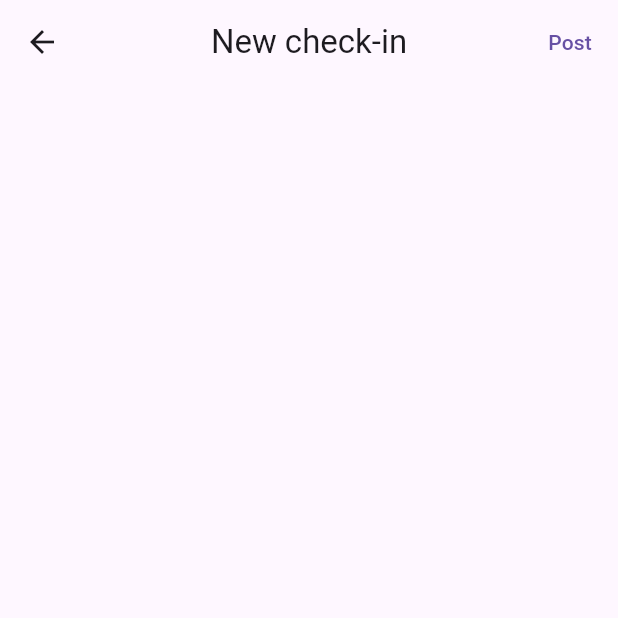
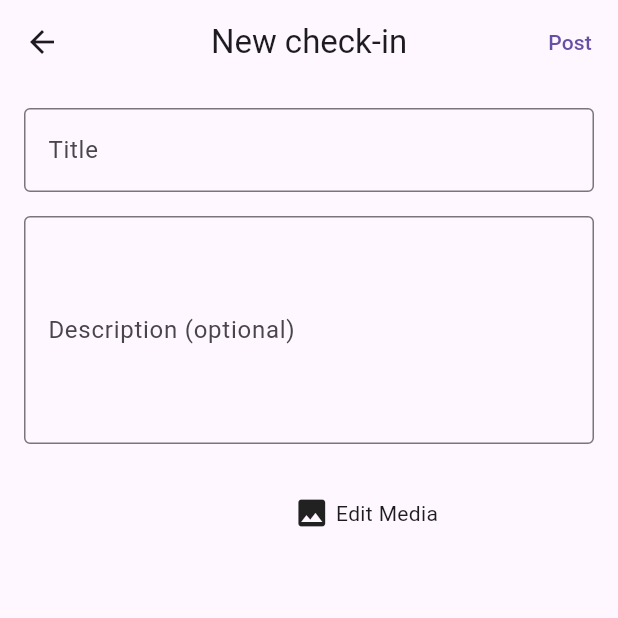
Before and after one commit to GreatApe77/jim-hats, a Flutter app: the NewCheckInPage screen opened by its route, on a phone screen of 412 x 824 dp, the top half of it. Run offline on Flutter 3.47's test engine with Material 3 defaults, Android fonts, the phone set to English and light mode, and no system bars; our stand-ins replace bloc, camera, flutter_bloc, get_it, image_picker and 1 more; missing offline and left inert: dart:ffi; accounts and stored records are empty.

Commit message:
wip check in page

```diff
--- a/jim_hats_mobile/lib/shared/ui/widgets/take_photo_widget/take_photo_widget.dart
+++ b/jim_hats_mobile/lib/shared/ui/widgets/take_photo_widget/take_photo_widget.dart
@@ -3,6 +3,7 @@ import 'dart:io';
 import 'package:camera/camera.dart';
 import 'package:flutter/material.dart';
 import 'package:image_picker/image_picker.dart';
+import 'package:jim_hats_mobile/routing/app_routes.dart';
 
 class TakePhotoWidget extends StatefulWidget {
   const TakePhotoWidget({super.key});
@@ -129,7 +130,12 @@ class _TakePhotoWidgetState extends State<TakePhotoWidget> {
                                 });
                               },
                               icon: Icon(Icons.close)),
-                          IconButton(onPressed: () {}, icon: Icon(Icons.check))
+                          IconButton(
+                              onPressed: () {
+                                Navigator.of(context)
+                                    .pushNamed(AppRoutes.newCheckIn);
+                              },
+                              icon: Icon(Icons.check))
                         ],
                 ),
               )),
--- a/jim_hats_mobile/lib/ui/views/new_check_in/new_check_in_page.dart
+++ b/jim_hats_mobile/lib/ui/views/new_check_in/new_check_in_page.dart
@@ -1,5 +1,6 @@
 import 'package:camera/camera.dart';
 import 'package:flutter/material.dart';
+import 'package:jim_hats_mobile/shared/ui/constants/app_spacings.dart';
 
 class NewCheckInPage extends StatefulWidget {
   final XFile? photo;
@@ -10,20 +11,77 @@ class NewCheckInPage extends StatefulWidget {
 }
 
 class _NewCheckInPageState extends State<NewCheckInPage> {
-
-
   @override
   Widget build(BuildContext context) {
     return Scaffold(
       appBar: AppBar(
         centerTitle: true,
         title: Text('New check-in'),
-        actions: [
-          TextButton(onPressed: () {
-
-          }, child: Text('Post'))
-        ],
+        actions: [TextButton(onPressed: () {}, child: Text('Post'))],
       ),
+      body: SafeArea(
+          child: Padding(
+        padding: EdgeInsets.symmetric(
+            horizontal: AppSpacings.horizontalPadding.toDouble()),
+        child: ListView(
+          children: [
+            SizedBox(
+              height: 16,
+            ),
+            TextField(
+              decoration: InputDecoration(
+                  label: Text('Title'), border: OutlineInputBorder()),
+            ),
+            SizedBox(
+              height: 16,
+            ),
+            TextField(
+              maxLines: 5,
+              decoration: InputDecoration(
+                  label: Text('Description (optional)'),
+                  border: OutlineInputBorder()),
+            ),
+            SizedBox(
+              height: 16,
+            ),
+            Material(
+              child: InkWell(
+                borderRadius: BorderRadius.circular(10),
+                onTap: () {},
+                child: SizedBox(
+                  height: 60,
+                  child: Row(
+                    children: [
+                      Flexible(
+                          child: Container(
+                              //color: Colors.red,
+                              )),
+                      Flexible(
+                          flex: 4,
+                          child: Ink(
+                            child: Container(
+                              child: Center(
+                                child: Row(
+                                  mainAxisSize: MainAxisSize.min,
+                                  children: [
+                                    Icon(Icons.image),
+                                    SizedBox(
+                                      width: 4,
+                                    ),
+                                    Text('Edit Media')
+                                  ],
+                                ),
+                              ),
+                            ),
+                          )),
+                    ],
+                  ),
+                ),
+              ),
+            )
+          ],
+        ),
+      )),
     );
   }
 }
```
